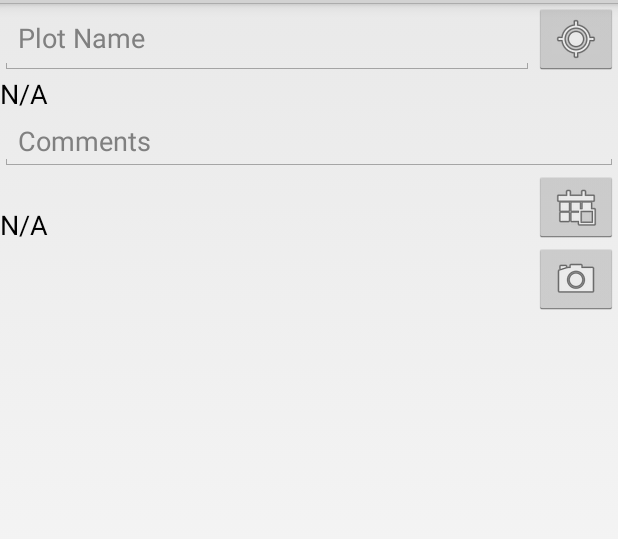
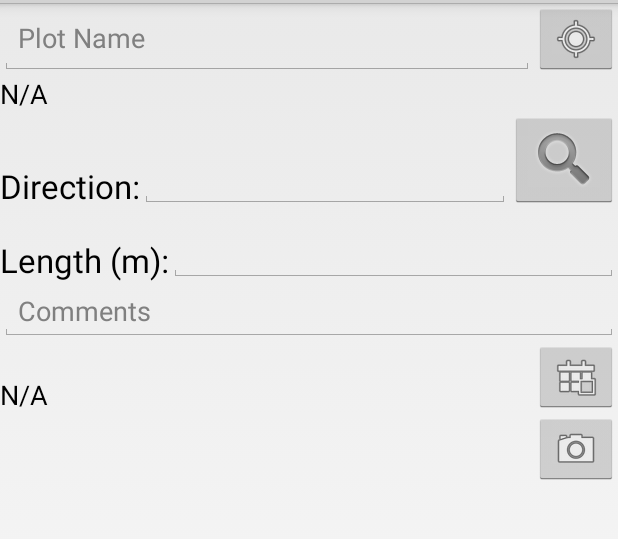
Before and after one commit to codemanthebarbarian/fieldbook, an Android app: the layout veg_transect_end_edit.xml on its own in the app's theme, with its tools: preview values and no code run, on a phone screen of 412 x 824 dp, the part 69-608 px from its top. Run offline under Robolectric (Android 15) with nearby library versions, the phone set to English and light mode, and no system bars.

Commit message:
Can create end of transects, persists. Currently not linking to start of transect (need to set root)

```diff
--- a/app/src/main/res/layout/veg_transect_end_edit.xml
+++ b/app/src/main/res/layout/veg_transect_end_edit.xml
@@ -34,11 +34,61 @@
             android:textAppearance="?android:attr/textAppearanceMedium"
             android:text="@string/notAvailable_na"/>
 
+        <ImageButton
+            android:id="@+id/transectEditEdit_layout_directionImageButton"
+            android:layout_width="wrap_content"
+            android:layout_height="wrap_content"
+            android:layout_alignParentEnd="true"
+            android:layout_below="@id/stationEditBase_layout_coordinateText"
+            android:contentDescription="@string/vegTransectStationListEdit_direction"
+            android:src="@android:drawable/ic_search_category_default" />
+        <TextView
+            android:id="@+id/transectEndEdit_layout_txtDirection"
+            android:layout_width="wrap_content"
+            android:layout_height="wrap_content"
+            android:layout_alignParentStart="true"
+            android:layout_alignBottom="@id/transectEditEdit_layout_directionImageButton"
+            android:layout_marginTop="30dp"
+            android:text="@string/vegTransectStationListEdit_direction"
+            android:textAppearance="?android:attr/textAppearanceLarge" />
+        <EditText
+            android:id="@+id/transectEndEdit_layout_direction"
+            android:layout_width="wrap_content"
+            android:layout_height="wrap_content"
+            android:layout_alignBottom="@id/transectEndEdit_layout_txtDirection"
+            android:layout_toStartOf="@id/transectEditEdit_layout_directionImageButton"
+            android:layout_toEndOf="@id/transectEndEdit_layout_txtDirection"
+            android:inputType="text"
+            android:imeOptions="actionDone"
+            android:hint=""
+            android:maxLines="1"/>
+
+        <TextView
+            android:id="@+id/transectEndEdit_layout_txtLenght"
+            android:layout_width="wrap_content"
+            android:layout_height="wrap_content"
+            android:layout_below="@id/transectEditEdit_layout_directionImageButton"
+            android:layout_marginTop="20dp"
+            android:layout_alignParentStart="true"
+            android:text="@string/vegTransectStationListEdit_length"
+            android:textAppearance="?android:attr/textAppearanceLarge" />
+        <EditText
+            android:id="@+id/transectEndEdit_layout_length"
+            android:layout_width="wrap_content"
+            android:layout_height="wrap_content"
+            android:layout_alignBottom="@id/transectEndEdit_layout_txtLenght"
+            android:layout_toEndOf="@id/transectEndEdit_layout_txtLenght"
+            android:layout_alignParentEnd="true"
+            android:inputType="number"
+            android:imeOptions="actionDone"
+            android:hint=""
+            android:maxLines="1" />
+
         <EditText
             android:id="@id/stationEditBase_layout_comments"
             android:layout_width="fill_parent"
             android:layout_height="wrap_content"
-            android:layout_below="@id/stationEditBase_layout_coordinateText"
+            android:layout_below="@id/transectEndEdit_layout_txtLenght"
             android:hint="@string/comments"
             android:imeOptions="actionDone"
             android:inputType="text"
--- a/app/src/main/res/values/veg_strings.xml
+++ b/app/src/main/res/values/veg_strings.xml
@@ -51,6 +51,8 @@
 	<string name="vegTransectStationListEdit_FieldLead">Field Lead:</string>
 	<string name="vegTransectStationListEdit_FieldCrew">Field Crew:</string>
 	<string name="vegTransectStationListEdit_endTransect">End Transect</string>
+	<string name="vegTransectStationListEdit_direction">Direction:</string>
+	<string name="vegTransectStationListEdit_length">Length (m):</string>
 
 	<!-- Transect Plot -->
 	<string name="transectPlot_Title">Transect %s Plots</string>
--- a/sagemodel/src/main/java/com/amecfw/sage/util/Convert.java
+++ b/sagemodel/src/main/java/com/amecfw/sage/util/Convert.java
@@ -68,6 +68,10 @@ public class Convert {
 		return result;
 	}
 
+	public static String toStringOrNull(float mFloat){
+		return Float.toString(mFloat);
+	}
+
 	@SuppressWarnings("unchecked")
 	public static <T> T getTagAs(View v, int key, T defaultValue){
 		Object tmp = v.getTag(key);
```
Also changed, not shown: app/src/main/java/com/amecfw/sage/vegetation/transect/TransectEndEditFragment.java (+38 -3 lines), app/src/main/java/com/amecfw/sage/vegetation/transect/TransectManagement.java (+11 -3 lines), sagemodel/src/main/java/com/amecfw/sage/model/service/StationService.java (+10 -8 lines).
